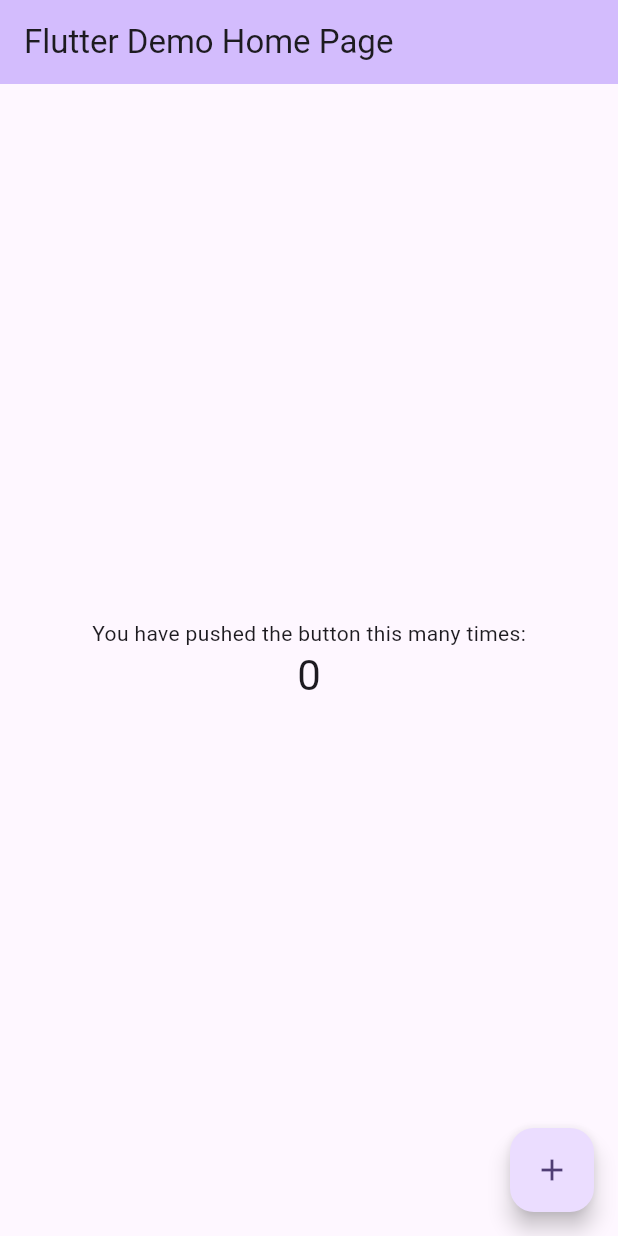
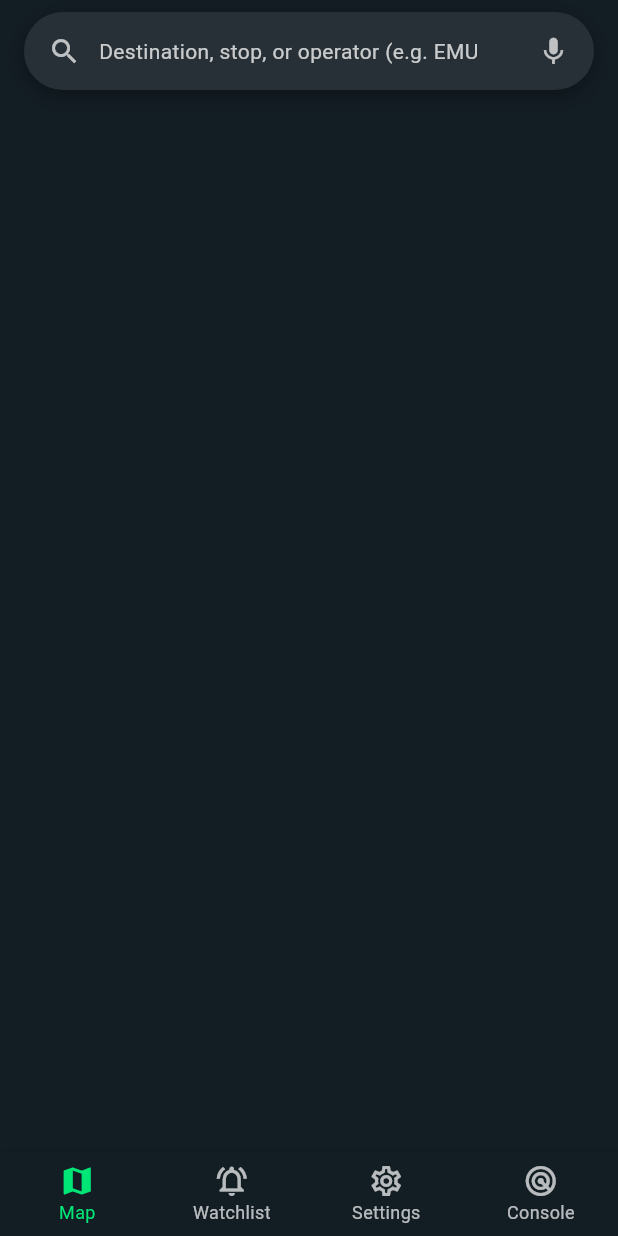
Before and after one commit to sadafsoomro2005-oss/BTSystem, a Flutter app: the screen it shows after launch, on a phone screen of 412 x 824 dp. Run offline on Flutter 3.47's test engine with Material 3 defaults, Android fonts, the phone set to English and light mode, and no system bars.

Commit message:
first ui

```diff
--- a/lib/main.dart
+++ b/lib/main.dart
@@ -1,121 +1,141 @@
 import 'package:flutter/material.dart';
 
 void main() {
-  runApp(const MyApp());
+  runApp(const TransitMapApp());
 }
 
-class MyApp extends StatelessWidget {
-  const MyApp({super.key});
+class TransitMapApp extends StatelessWidget {
+  const TransitMapApp({super.key});
 
-  // This widget is the root of your application.
   @override
   Widget build(BuildContext context) {
     return MaterialApp(
-      title: 'Flutter Demo',
-      theme: ThemeData(
-        // This is the theme of your application.
-        //
-        // TRY THIS: Try running your application with "flutter run". You'll see
-        // the application has a purple toolbar. Then, without quitting the app,
-        // try changing the seedColor in the colorScheme below to Colors.green
-        // and then invoke "hot reload" (save your changes or press the "hot
-        // reload" button in a Flutter-supported IDE, or press "r" if you used
-        // the command line to start the app).
-        //
-        // Notice that the counter didn't reset back to zero; the application
-        // state is not lost during the reload. To reset the state, use hot
-        // restart instead.
-        //
-        // This works for code too, not just values: Most code changes can be
-        // tested with just a hot reload.
-        colorScheme: .fromSeed(seedColor: Colors.deepPurple),
+      debugShowCheckedModeBanner: false,
+      theme: ThemeData.dark().copyWith(
+        scaffoldBackgroundColor: const Color(0xFF131D24),
       ),
-      home: const MyHomePage(title: 'Flutter Demo Home Page'),
+      home: const TransitMapScreen(),
     );
   }
 }
 
-class MyHomePage extends StatefulWidget {
-  const MyHomePage({super.key, required this.title});
-
-  // This widget is the home page of your application. It is stateful, meaning
-  // that it has a State object (defined below) that contains fields that affect
-  // how it looks.
-
-  // This class is the configuration for the state. It holds the values (in this
-  // case the title) provided by the parent (in this case the App widget) and
-  // used by the build method of the State. Fields in a Widget subclass are
-  // always marked "final".
-
-  final String title;
+class TransitMapScreen extends StatefulWidget {
+  const TransitMapScreen({super.key});
 
   @override
-  State<MyHomePage> createState() => _MyHomePageState();
+  State<TransitMapScreen> createState() => _TransitMapScreenState();
 }
 
-class _MyHomePageState extends State<MyHomePage> {
-  int _counter = 0;
-
-  void _incrementCounter() {
-    setState(() {
-      // This call to setState tells the Flutter framework that something has
-      // changed in this State, which causes it to rerun the build method below
-      // so that the display can reflect the updated values. If we changed
-      // _counter without calling setState(), then the build method would not be
-      // called again, and so nothing would appear to happen.
-      _counter++;
-    });
-  }
+class _TransitMapScreenState extends State<TransitMapScreen> {
+  int _selectedIndex = 0;
 
   @override
   Widget build(BuildContext context) {
-    // This method is rerun every time setState is called, for instance as done
-    // by the _incrementCounter method above.
-    //
-    // The Flutter framework has been optimized to make rerunning build methods
-    // fast, so that you can just rebuild anything that needs updating rather
-    // than having to individually change instances of widgets.
     return Scaffold(
-      appBar: AppBar(
-        // TRY THIS: Try changing the color here to a specific color (to
-        // Colors.amber, perhaps?) and trigger a hot reload to see the AppBar
-        // change color while the other colors stay the same.
-        backgroundColor: Theme.of(context).colorScheme.inversePrimary,
-        // Here we take the value from the MyHomePage object that was created by
-        // the App.build method, and use it to set our appbar title.
-        title: Text(widget.title),
+      body: Stack(
+        children: [
+          // 1. Simulated Map Background & Transit Route
+          // Positioned.fill(
+          //   child: CustomPaint(
+          //     painter: _SimulatedMapPainter(),
+          //   ),
+          // ),
+
+          // 2. Floating Transit Labels & Callouts
+          // const _MapCalloutsLayer(),
+
+          // 3. Top Search Bar
+          SafeArea(
+            child: Padding(
+              padding: const EdgeInsets.symmetric(horizontal: 16, vertical: 8),
+              child: Container(
+                height: 52,
+                padding: const EdgeInsets.symmetric(horizontal: 16),
+                decoration: BoxDecoration(
+                  color: const Color(0xFF283138).withOpacity(0.95),
+                  borderRadius: BorderRadius.circular(28),
+                  boxShadow: [
+                    BoxShadow(
+                      color: Colors.black.withOpacity(0.3),
+                      blurRadius: 12,
+                      offset: const Offset(0, 4),
+                    ),
+                  ],
+                ),
+                child: Row(
+                  children: [
+                    const Icon(Icons.search, color: Colors.white70, size: 22),
+                    const SizedBox(width: 12),
+                    Expanded(
+                      child: Text(
+                        'Destination, stop, or operator (e.g. EMU',
+                        style: TextStyle(
+                          color: Colors.white.withOpacity(0.75),
+                          fontSize: 14,
+                        ),
+                        overflow: TextOverflow.ellipsis,
+                      ),
+                    ),
+                    const SizedBox(width: 8),
+                    const Icon(Icons.mic, color: Colors.white70, size: 22),
+                  ],
+                ),
+              ),
+            ),
+          ),
+
+          // 4. Bottom-Right Map Controls (Layers & Recenter)
+          Positioned(
+            right: 16,
+            bottom: 24,
+            child: Column(
+              children: [
+                // _MapActionButton(
+                //   icon: Icons.layers_outlined,
+                //   iconColor: Colors.white,
+                //   onTap: () {},
+                // ),
+                const SizedBox(height: 12),
+                // _MapActionButton(
+                //   icon: Icons.my_location,
+                //   iconColor: const Color(0xFF00E676),
+                //   onTap: () {},
+                // ),
+              ],
+            ),
+          ),
+        ],
       ),
-      body: Center(
-        // Center is a layout widget. It takes a single child and positions it
-        // in the middle of the parent.
-        child: Column(
-          // Column is also a layout widget. It takes a list of children and
-          // arranges them vertically. By default, it sizes itself to fit its
-          // children horizontally, and tries to be as tall as its parent.
-          //
-          // Column has various properties to control how it sizes itself and
-          // how it positions its children. Here we use mainAxisAlignment to
-          // center the children vertically; the main axis here is the vertical
-          // axis because Columns are vertical (the cross axis would be
-          // horizontal).
-          //
-          // TRY THIS: Invoke "debug painting" (choose the "Toggle Debug Paint"
-          // action in the IDE, or press "p" in the console), to see the
-          // wireframe for each widget.
-          mainAxisAlignment: .center,
-          children: [
-            const Text('You have pushed the button this many times:'),
-            Text(
-              '$_counter',
-              style: Theme.of(context).textTheme.headlineMedium,
-            ),
-          ],
-        ),
-      ),
-      floatingActionButton: FloatingActionButton(
-        onPressed: _incrementCounter,
-        tooltip: 'Increment',
-        child: const Icon(Icons.add),
+
+      // 5. Bottom Navigation Bar
+      bottomNavigationBar: BottomNavigationBar(
+        currentIndex: _selectedIndex,
+        onTap: (index) => setState(() => _selectedIndex = index),
+        backgroundColor: const Color(0xFF131D24),
+        type: BottomNavigationBarType.fixed,
+        selectedItemColor: const Color(0xFF00E676),
+        unselectedItemColor: Colors.white70,
+        selectedFontSize: 12,
+        unselectedFontSize: 12,
+        items: const [
+          BottomNavigationBarItem(
+            icon: Icon(Icons.map_outlined),
+            activeIcon: Icon(Icons.map),
+            label: 'Map',
+          ),
+          BottomNavigationBarItem(
+            icon: Icon(Icons.notifications_active_outlined),
+            label: 'Watchlist',
+          ),
+          BottomNavigationBarItem(
+            icon: Icon(Icons.settings_outlined),
+            label: 'Settings',
+          ),
+          BottomNavigationBarItem(
+            icon: Icon(Icons.radar_outlined),
+            label: 'Console',
+          ),
+        ],
       ),
     );
   }
```
